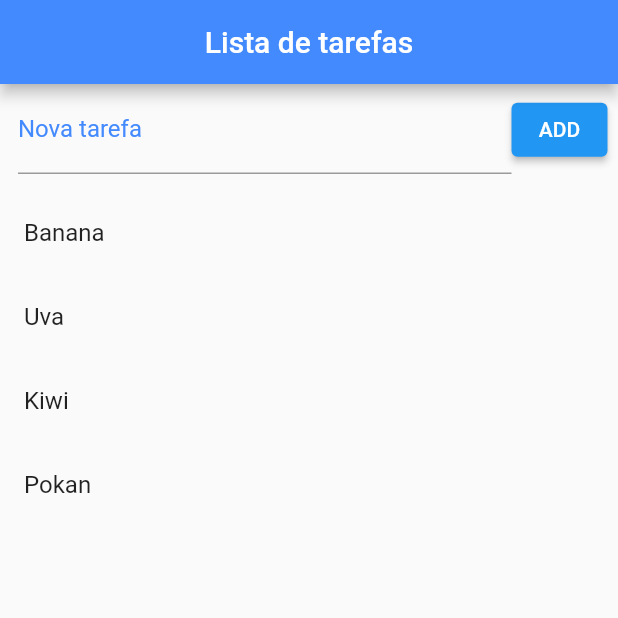
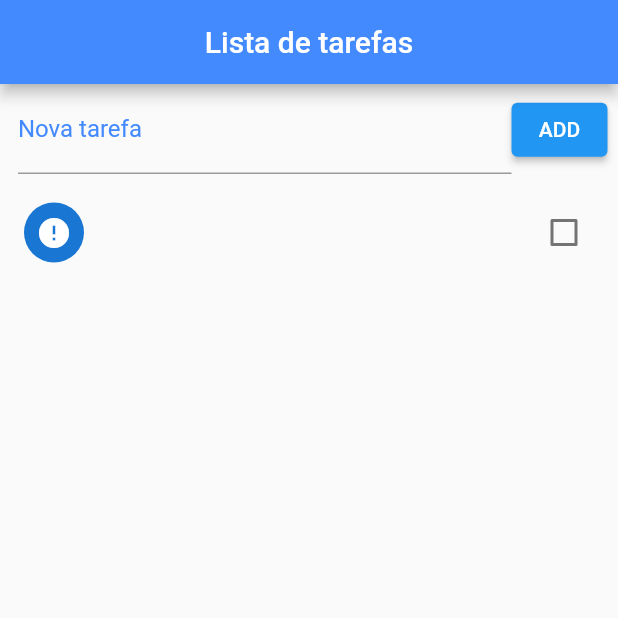
Before and after one commit to ClaudioSiervi/flutter-apps-studies, a Flutter app: the screen it shows after launch, after a tap on "ADD", on a phone screen of 412 x 824 dp, the top half of it. Run offline on Flutter 3.47's test engine with Material 2 defaults, Android fonts, the phone set to English and light mode, and no system bars; missing offline and left inert: dart:ffi.

Commit message:
adiciona ação de inserir novas tarefas

```diff
--- a/lista_tarefas/lib/main.dart
+++ b/lista_tarefas/lib/main.dart
@@ -17,7 +17,19 @@ class Home extends StatefulWidget {
 }
 
 class _HomeState extends State<Home> {
-  List _toDoList = ["Banana", "Uva", "Kiwi", "Pokan"];
+  final _toDoController = TextEditingController();
+
+  List _toDoList = [];
+
+  void _addToDo() {
+    setState(() {
+      Map<String, dynamic> newToDo = Map();
+      newToDo["title"] = _toDoController.text;
+      _toDoController.text = "";
+      newToDo["ok"] = false;
+      _toDoList.add(newToDo);
+    });
+  }
 
   @override
   Widget build(BuildContext context) {
@@ -35,22 +47,34 @@ class _HomeState extends State<Home> {
               children: <Widget>[
                 Expanded(
                     child: TextField(
+                      controller: _toDoController,
                   decoration: InputDecoration(
                       labelText: "Nova tarefa",
                       labelStyle: TextStyle(color: Colors.blueAccent)),
                 )),
-                ElevatedButton(child: Text("ADD"), onPressed: () {})
+                ElevatedButton(
+                  child: Text("ADD"),
+                  onPressed: _addToDo,
+                )
               ],
             ),
           ),
-          Expanded(child: ListView.builder(
-              padding: EdgeInsets.only(top: 10.0),
-              itemCount: _toDoList.length,
-              itemBuilder: (context, index){
-                return ListTile(
-                  title: Text(_toDoList[index]),
-                );
-              }))
+          Expanded(
+              child: ListView.builder(
+                  padding: EdgeInsets.only(top: 10.0),
+                  itemCount: _toDoList.length,
+                  itemBuilder: (context, index){
+                    return CheckboxListTile(
+                      title: Text(_toDoList[index]["title"]),
+                      onChanged: (bool? value) {},
+                      value: _toDoList[index]["ok"],
+                      secondary: CircleAvatar(
+                        child: Icon(
+                            _toDoList[index]["ok"] ? Icons.check : Icons.error),
+                      ),
+                    );
+                  }),
+          )
         ],
       ),
     );
```
